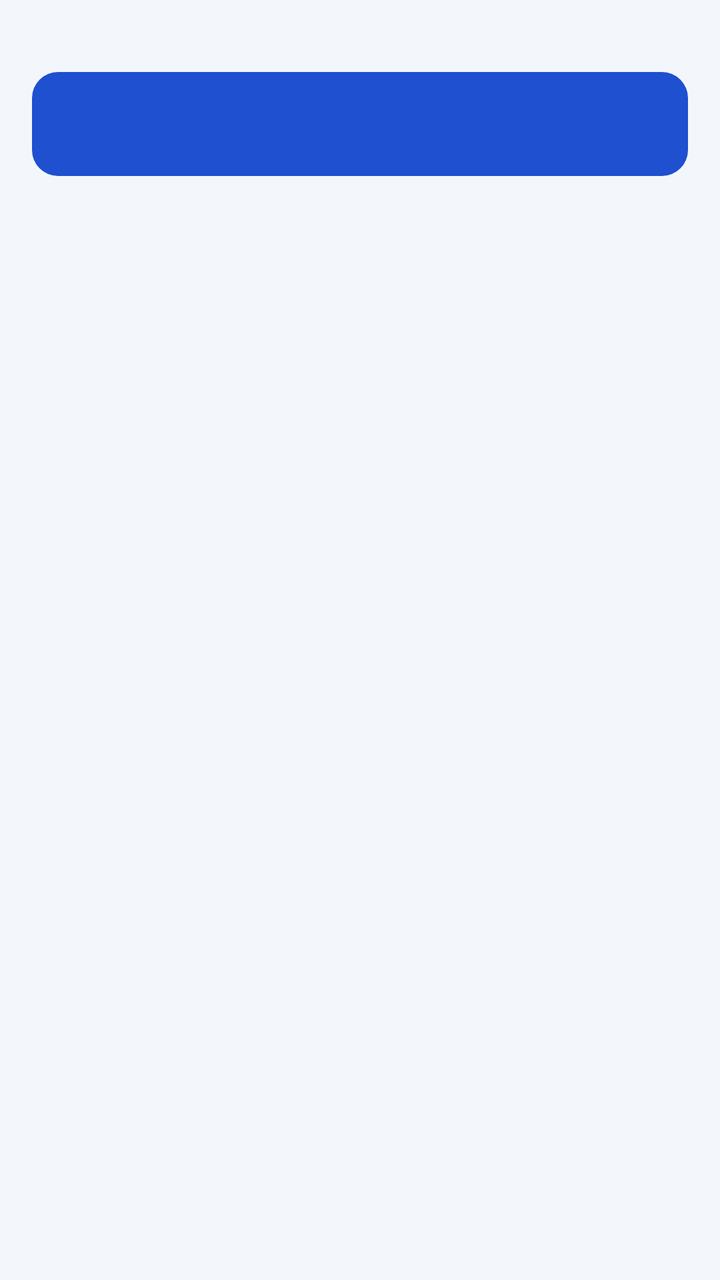
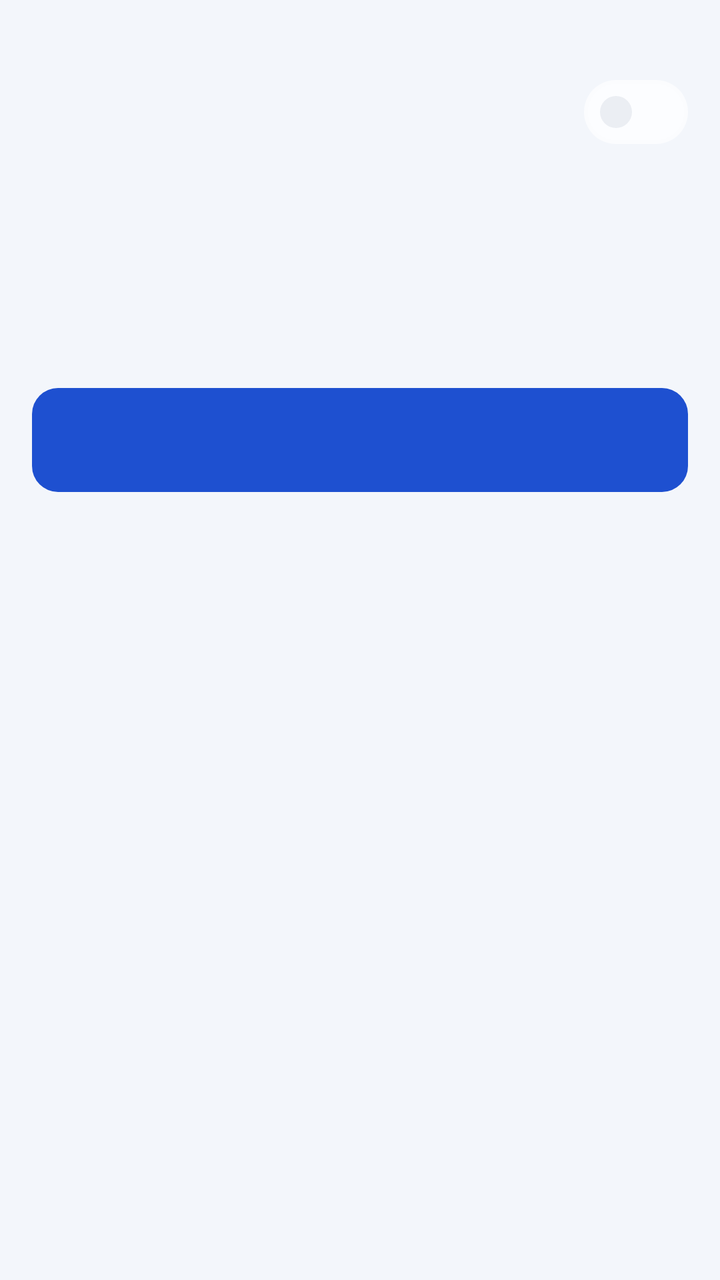

An Android layout rendered at two revisions. The XML below is the earlier revision; the diff shows what the commit changed to produce the second picture.
<!-- AndroidManifest.xml: application theme Theme.DeepseekHarness -->
<!-- res/layout/fragment_saf_access.xml -->
<?xml version='1.0' encoding='utf-8'?>
<ScrollView xmlns:android="http://schemas.android.com/apk/res/android"
    android:id="@+id/saf_scroll"
    android:layout_width="match_parent"
    android:layout_height="match_parent"
    android:background="@color/shell_bg"
    android:clipToPadding="false"
    android:fillViewport="true">

    <LinearLayout
        android:layout_width="match_parent"
        android:layout_height="wrap_content"
        android:orientation="vertical"
        android:paddingTop="@dimen/config_page_top"
        android:paddingBottom="@dimen/shell_page_bottom">

        <TextView
            android:id="@+id/saf_intro"
            style="@style/ShellStatusText"
            android:layout_width="match_parent"
            android:layout_height="wrap_content"
            android:layout_marginStart="@dimen/config_page_pad_h"
            android:layout_marginEnd="@dimen/config_page_pad_h"
            android:layout_marginTop="6dp" />

        <LinearLayout
            android:layout_width="match_parent"
            android:layout_height="wrap_content"
            android:orientation="vertical"
            android:paddingStart="@dimen/config_page_pad_h"
            android:paddingEnd="@dimen/config_page_pad_h">

            <Button
                android:id="@+id/saf_add"
                style="@style/ShellPrimaryButton"
                android:layout_width="match_parent"
                android:layout_height="wrap_content"
                android:layout_marginTop="12dp" />

            <TextView
                android:id="@+id/saf_limit"
                style="@style/ShellStatusText"
                android:layout_width="match_parent"
                android:layout_height="wrap_content"
                android:layout_marginTop="6dp" />

            <TextView
                android:id="@+id/saf_grants_label"
                style="@style/ConfigLabel"
                android:layout_width="match_parent"
                android:layout_height="wrap_content"
                android:layout_marginTop="14dp" />

            <LinearLayout
                android:id="@+id/saf_grants"
                style="@style/ConfigCard"
                android:layout_width="match_parent"
                android:layout_height="wrap_content"
                android:orientation="vertical" />

            <TextView
                android:id="@+id/saf_empty"
                style="@style/ShellStatusText"
                android:layout_width="match_parent"
                android:layout_height="wrap_content"
                android:layout_marginTop="10dp" />
        </LinearLayout>
    </LinearLayout>
</ScrollView>
<!-- resources referenced by this layout -->
<resources>
  <dimen name="config_page_pad_h">16dp</dimen>
  <dimen name="config_page_top">4dp</dimen>
  <dimen name="shell_page_bottom">90dp</dimen>
  <dimen name="config_label_top">10dp</dimen>
  <dimen name="config_label_bottom">4dp</dimen>
  <color name="shell_text_muted">#5A6B86</color>
  <dimen name="shell_button_height">52dp</dimen>
  <dimen name="shell_status_text">12sp</dimen>
  <dimen name="shell_section_label">12sp</dimen>
  <color name="shell_text_secondary">#50617A</color>
  <color name="text">#18273F</color>
  <color name="text_secondary">#50617A</color>
  <color name="line">#131D3A60</color>
  <color name="err">#AF404B</color>
  <color name="error_on">#FFFFFF</color>
  <color name="text_muted">#5A6B86</color>
  <color name="primary_ripple">#1FFFFFFF</color>
  <dimen name="radius_control">13dp</dimen>
  <color name="pal_standard_primary">#1E50D0</color>
  <color name="pal_standard_primary_dark">#1A46B8</color>
  <color name="pal_standard_accent_on">#FFFFFF</color>
  <color name="pal_standard_ripple">#141E50D0</color>
  <color name="pal_standard_logo_top">#E8EFFF</color>
  <color name="pal_standard_terminal_accent">#1E50D0</color>
  <color name="pal_standard_terminal_accent_bg">#E8EFFF</color>
  <color name="pal_standard_terminal_accent_soft_2">#DBE7FF</color>
  <color name="pal_standard_terminal_accent_line">#B9CCF4</color>
  <color name="pal_standard_terminal_on_accent">#FFFFFF</color>
  <color name="pal_standard_terminal_ripple">#1F1E50D0</color>
  <color name="pal_standard_terminal_state_idle">#1E50D0</color>
  <color name="pal_standard_shell_accent">#1E50D0</color>
  <color name="pal_standard_shell_accent_soft">#141E50D0</color>
  <color name="pal_standard_shell_accent_tonal">#1F1E50D0</color>
  <color name="pal_standard_shell_on_accent">#FFFFFF</color>
  <color name="pal_standard_shell_nav_ripple">#141E50D0</color>
  <color name="pal_standard_onb_accent_line">#471E50D0</color>
  <color name="pal_standard_surface">#F3F6FB</color>
  <color name="pal_standard_card">#FCFDFF</color>
  <color name="pal_standard_raised">#E7EDF6</color>
  <color name="pal_standard_disabled">#E7EDF6</color>
  <color name="pal_standard_preview">#E7EDF6</color>
  <color name="pal_standard_shell_bg">#F3F6FB</color>
  <color name="pal_standard_shell_surface">#FCFDFF</color>
  <color name="pal_standard_shell_raised">#E7EDF6</color>
  <color name="pal_standard_shell_nav_bg">#FCFDFF</color>
  <color name="pal_standard_shell_glass">#E0FAFCFF</color>
  <color name="pal_standard_terminal_panel">#FFFFFF</color>
  <color name="pal_standard_terminal_panel_card">#F7F9FD</color>
  <color name="pal_standard_terminal_raised">#EAEFF7</color>
  <color name="pal_standard_terminal_tile">#F1F4F9</color>
  <color name="pal_standard_terminal_tile_pressed">#E6EBF3</color>
  <dimen name="stroke">1dp</dimen>
  <!-- unchanged entries left out for length: 26 -->
</resources>

<!-- the commit's change to res/layout/fragment_saf_access.xml (unified diff, before → after) -->
@@ -29,6 +29,31 @@
             android:orientation="vertical"
             android:paddingStart="@dimen/config_page_pad_h"
             android:paddingEnd="@dimen/config_page_pad_h">
+
+            <com.google.android.material.materialswitch.MaterialSwitch
+                android:id="@+id/saf_workbench_enabled"
+                android:layout_width="match_parent"
+                android:layout_height="wrap_content"
+                android:minHeight="48dp"
+                android:layout_marginTop="8dp" />
+
+            <TextView
+                android:id="@+id/saf_workbench_note"
+                style="@style/ShellStatusText"
+                android:layout_width="match_parent"
+                android:layout_height="wrap_content" />
+
+            <Button
+                android:id="@+id/saf_transfer_history"
+                style="@style/ShellTextButton"
+                android:layout_width="match_parent"
+                android:layout_height="wrap_content" />
+
+            <Button
+                android:id="@+id/saf_workspace_files"
+                style="@style/ShellTextButton"
+                android:layout_width="match_parent"
+                android:layout_height="wrap_content" />
 
             <Button
                 android:id="@+id/saf_add"
<!-- resource entries referenced after the edit -->
@@ -3,13 +3,32 @@
   <dimen name="config_page_pad_h">16dp</dimen>
   <dimen name="config_page_top">4dp</dimen>
   <dimen name="shell_page_bottom">90dp</dimen>
+  <style name="ShellTextButton" parent="Widget.DSHA.TextButton">
+          <item name="android:minHeight">@dimen/touch_min</item>
+          <item name="android:textSize">13sp</item>
+          <item name="android:textColor">@color/shell_accent</item>
+          <item name="android:includeFontPadding">false</item>
+          <item name="android:gravity">center</item>
+      </style>
   <dimen name="config_label_top">10dp</dimen>
   <dimen name="config_label_bottom">4dp</dimen>
   <color name="shell_text_muted">#5A6B86</color>
   <dimen name="shell_button_height">52dp</dimen>
   <dimen name="shell_status_text">12sp</dimen>
+  <style name="Widget.DSHA.TextButton" parent="Widget.DSHA.Button">
+          <item name="android:background">@drawable/bg_action_plain</item>
+          <item name="android:textColor">@color/action_text</item>
+          <item name="android:paddingTop">8dp</item>
+          <item name="android:paddingBottom">8dp</item>
+      </style>
+  <dimen name="touch_min">44dp</dimen>
   <dimen name="shell_section_label">12sp</dimen>
   <color name="shell_text_secondary">#50617A</color>
+  <!-- drawable bg_action_plain (drawable) -->
+  <?xml version="1.0" encoding="utf-8"?>
+  <ripple xmlns:android="http://schemas.android.com/apk/res/android" android:color="@color/ripple">
+      <item android:id="@android:id/mask"><shape><solid android:color="#FFFFFFFF" /><corners android:radius="@dimen/radius_small" /></shape></item>
+  </ripple>
   <color name="text">#18273F</color>
   <color name="text_secondary">#50617A</color>
   <color name="line">#131D3A60</color>
@@ -18,6 +37,7 @@
   <color name="text_muted">#5A6B86</color>
   <color name="primary_ripple">#1FFFFFFF</color>
   <dimen name="radius_control">13dp</dimen>
+  <dimen name="radius_small">10dp</dimen>
   <color name="pal_standard_primary">#1E50D0</color>
   <color name="pal_standard_primary_dark">#1A46B8</color>
   <color name="pal_standard_accent_on">#FFFFFF</color>
